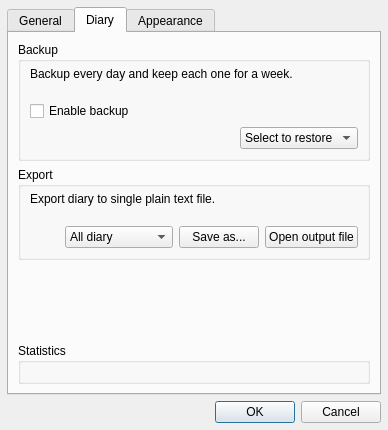
Qt form hazama/ui/configdialog.ui (krrr/Hazama) before a commit.
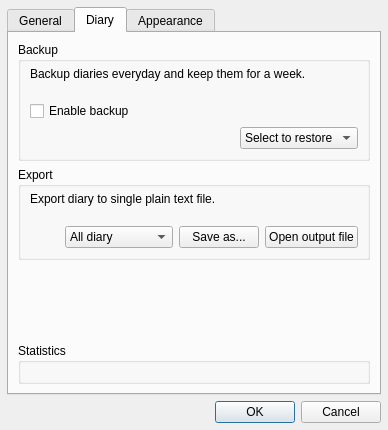
The same form after that commit. The open tabs and pages were chosen to show the change. Icons and pictures are not drawn.

```diff
--- a/hazama/ui/configdialog.ui
+++ b/hazama/ui/configdialog.ui
@@ -364,7 +364,7 @@
           <item>
            <widget class="QLabel" name="bkLabel">
             <property name="text">
-             <string>Backup every day and keep each one for a week.
+             <string>Backup diaries everyday and keep them for a week.
 </string>
             </property>
             <property name="alignment">
```
